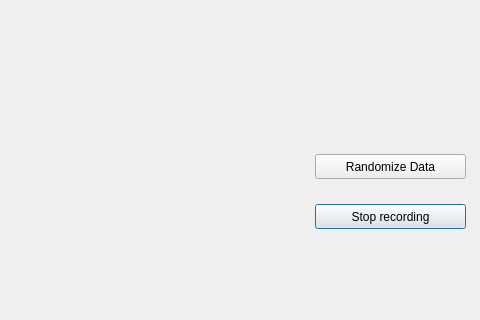
TFNeto/Indoor-object-tracking, file ObjectTracking/realtimetracking.ui: the form before one commit; both pictures show x 415 to 895 and y 196 to 516 of the 895 by 516 pixel window.
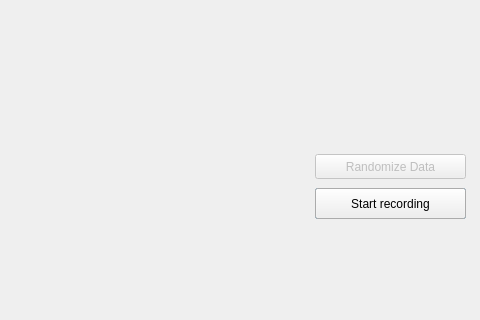
The form after the commit.

The edit to the form file:
```diff
--- a/ObjectTracking/realtimetracking.ui
+++ b/ObjectTracking/realtimetracking.ui
@@ -17,9 +17,9 @@
    <property name="geometry">
     <rect>
      <x>730</x>
-     <y>400</y>
+     <y>384</y>
      <width>151</width>
-     <height>25</height>
+     <height>31</height>
     </rect>
    </property>
    <property name="text">
@@ -38,6 +38,9 @@
    <layout class="QGridLayout" name="gridLayout"/>
   </widget>
   <widget class="QPushButton" name="RandomizeButton">
+   <property name="enabled">
+    <bool>false</bool>
+   </property>
    <property name="geometry">
     <rect>
      <x>730</x>
@@ -50,6 +53,19 @@
     <string>Randomize Data</string>
    </property>
   </widget>
+  <widget class="QPushButton" name="startRec_pushButton">
+   <property name="geometry">
+    <rect>
+     <x>730</x>
+     <y>384</y>
+     <width>151</width>
+     <height>31</height>
+    </rect>
+   </property>
+   <property name="text">
+    <string>Start recording</string>
+   </property>
+  </widget>
  </widget>
  <resources/>
  <connections/>
```
